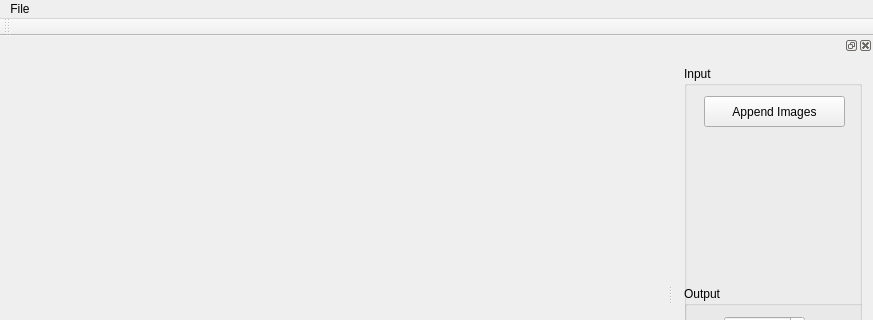
Qt form mpstop/mainwindow.ui (solarix95/mpops) before a commit; both pictures show x 0 to 873 and y 0 to 320 of the 873 by 574 pixel window.
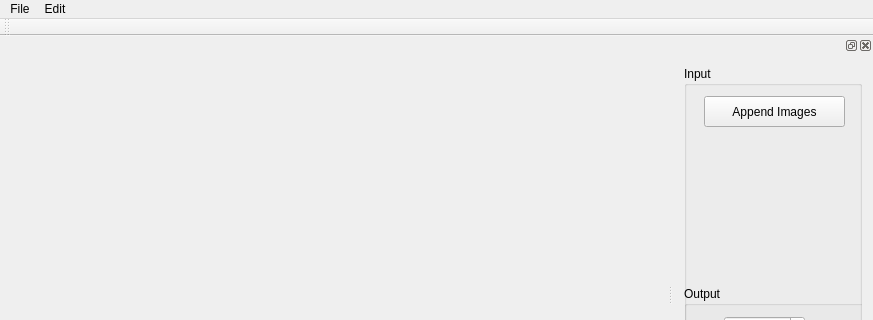
The same form after that commit. Icons and pictures are not drawn. Custom widgets are drawn as their Qt base class.

What changed in the file:
```diff
--- a/mpstop/mainwindow.ui
+++ b/mpstop/mainwindow.ui
@@ -138,7 +138,7 @@
      <x>0</x>
      <y>0</y>
      <width>873</width>
-     <height>23</height>
+     <height>25</height>
     </rect>
    </property>
    <widget class="QMenu" name="menuFile">
@@ -150,7 +150,21 @@
     <addaction name="actionSave"/>
     <addaction name="actionSaveAs"/>
    </widget>
+   <widget class="QMenu" name="menuEdit">
+    <property name="title">
+     <string>Edit</string>
+    </property>
+    <widget class="QMenu" name="menuClipboard">
+     <property name="title">
+      <string>Clipboard</string>
+     </property>
+     <addaction name="actionInsert_files_from"/>
+     <addaction name="actionInsertRevert"/>
+    </widget>
+    <addaction name="menuClipboard"/>
+   </widget>
    <addaction name="menuFile"/>
+   <addaction name="menuEdit"/>
   </widget>
   <widget class="QToolBar" name="mainToolBar">
    <attribute name="toolBarArea">
```
Left out of the diff: 10 changed lines with no effect on the pictures.
